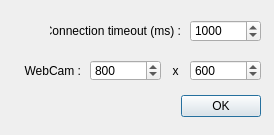
First picture: the form in Prusa_TCP_Client/server_options.ui, repository ClementAbadie/Prusa_TCP_Client, before the edit.
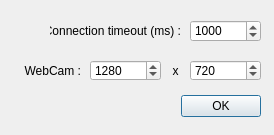
Second picture: the form after the edit.

The edit to the form file:
```diff
--- a/Prusa_TCP_Client/server_options.ui
+++ b/Prusa_TCP_Client/server_options.ui
@@ -89,7 +89,7 @@
     <number>1920</number>
    </property>
    <property name="value">
-    <number>800</number>
+    <number>1280</number>
    </property>
   </widget>
   <widget class="QLabel" name="server_label_3">
@@ -127,7 +127,7 @@
     <number>1080</number>
    </property>
    <property name="value">
-    <number>600</number>
+    <number>720</number>
    </property>
   </widget>
   <widget class="QLabel" name="label_timeout_2">
```
